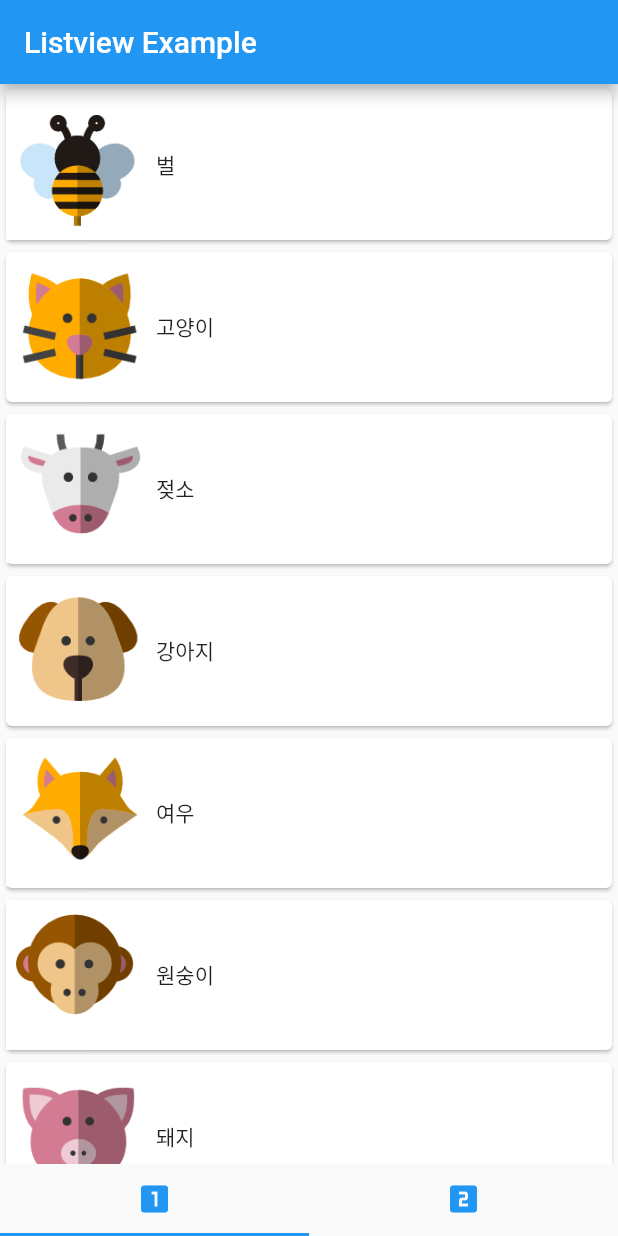
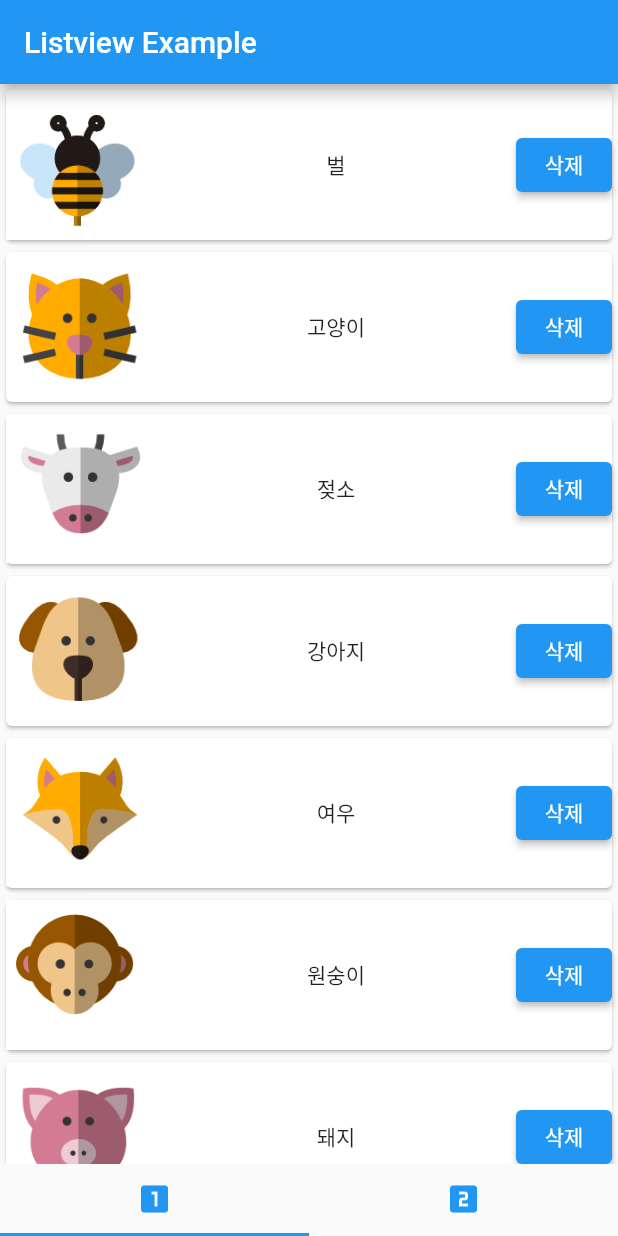
Before and after one commit to che-ri/flutter_prac, a Flutter app: the screen it shows after launch, on a phone screen of 412 x 824 dp. Run offline on Flutter 3.47's test engine with Material 2 defaults, Android fonts, the phone set to English and light mode, and no system bars.

Commit message:
feat ::: 리스트 아이템 삭제하기

```diff
--- a/lib/firstPage.dart
+++ b/lib/firstPage.dart
@@ -2,10 +2,15 @@ import 'package:flutter/material.dart';
 
 import '../animalItem.dart';
 
-class FirstApp extends StatelessWidget {
-  final List<Animal> list; // Animal List 선언
+class FirstApp extends StatefulWidget {
+  List<Animal> list;
   FirstApp({Key? key, required this.list}) : super(key: key);
 
+  @override
+  State<StatefulWidget> createState() => _FirstApp();
+}
+
+class _FirstApp extends State<FirstApp> {
   @override
   Widget build(BuildContext context) {
     return Scaffold(
@@ -20,21 +25,30 @@ class FirstApp extends StatelessWidget {
                   //GestureDetector : 터치이벤트를 처리하기 위한 위젯
                   child: Card(
                     child: Row(
+                      mainAxisAlignment: MainAxisAlignment.spaceBetween,
                       children: <Widget>[
                         Image.asset(
-                          list[position].imagePath!,
+                          widget.list[position].imagePath!,
                           height: 100,
                           width: 100,
                           fit: BoxFit.contain,
                         ),
-                        Text(list[position].animalName!),
+                        Text(widget.list[position].animalName!),
+                        ElevatedButton(
+                          child: Text('삭제'),
+                          onPressed: () {
+                            setState(() {
+                              widget.list.removeAt(position);
+                            });
+                          },
+                        )
                       ],
                     ),
                   ),
                   onTap: () {
                     AlertDialog dialog = AlertDialog(
                       content: Text(
-                        '이 동물은 ${list[position].kind} 입니다',
+                        '이 동물은 ${widget.list[position].kind} 입니다',
                         style: TextStyle(fontSize: 30.0),
                       ),
                     );
@@ -42,12 +56,9 @@ class FirstApp extends StatelessWidget {
                         context: context,
                         builder: (BuildContext context) => dialog);
                   },
-                  onLongPress: () {
-                    list.removeAt(position);
-                  },
                 );
               },
-              itemCount: list.length),
+              itemCount: widget.list.length),
         ),
       ),
     );
```
